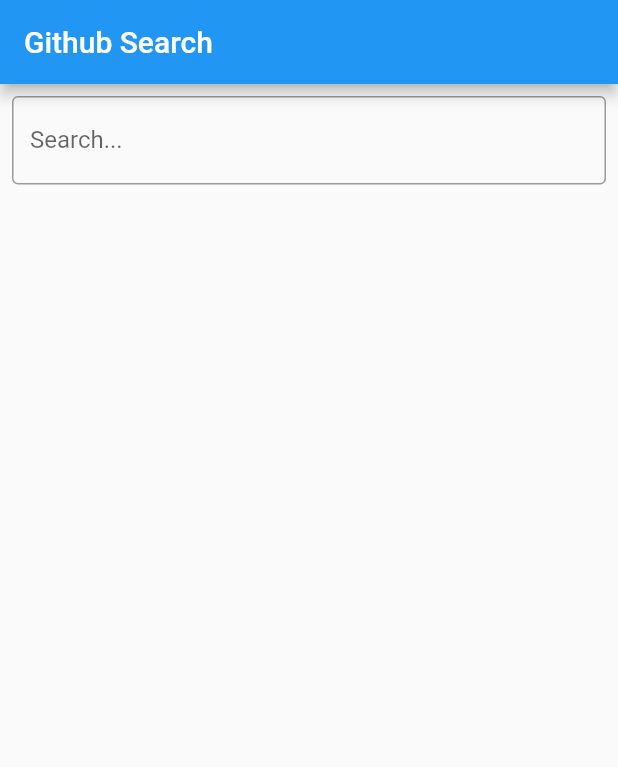
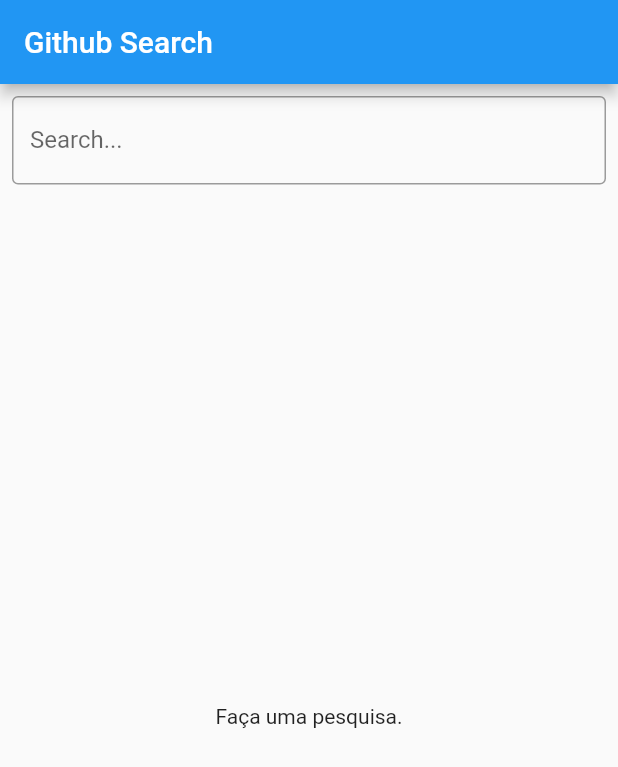
Before and after one commit to Zellner-dev/clean-arch-app, a Flutter app: the screen it shows after launch, on a phone screen of 412 x 824 dp. Shown: the top 767 px of the screen. Run offline on Flutter 3.47's test engine with Material 2 defaults, Android fonts, the light colour scheme and no system bars; our stand-ins replace dartz, dio, flutter_modular.

Commit message:
Melhoria referente a tela de visualização

```diff
--- a/lib/modules/search/infra/models/result_search_model.dart
+++ b/lib/modules/search/infra/models/result_search_model.dart
@@ -1,4 +1,3 @@
-// ignore_for_file: public_member_api_docs, sort_constructors_first
 import 'dart:convert';
 
 import 'package:flutterando_clean_arch/modules/search/domain/entities/result_search.dart';
--- a/lib/modules/search/presenter/result_provider.dart
+++ b/lib/modules/search/presenter/result_provider.dart
@@ -7,6 +7,7 @@
 class ResultSearchProvider with ChangeNotifier {
 
   final SearchByText usecase;
+  bool estadoInicial = true;
 
   ResultSearchProvider({required this.usecase});
 
@@ -18,7 +19,7 @@
       (l) => list = [],
       (r) => list = r
     );
-    log(list.length.toString());
+    estadoInicial = false;
     notifyListeners();
   }
 
--- a/lib/modules/search/presenter/search_page.dart
+++ b/lib/modules/search/presenter/search_page.dart
@@ -1,5 +1,3 @@
-import 'dart:developer';
-
 import 'package:flutter/material.dart';
 import 'package:flutterando_clean_arch/modules/search/presenter/result_provider.dart';
 import 'package:provider/provider.dart';
@@ -12,7 +10,6 @@
 }
 
 class _SearchPageState extends State<SearchPage> {
-
 
   @override
   void dispose() {
@@ -29,14 +26,12 @@
         title: const Text("Github Search"),
       ),
       body: Column(
+        crossAxisAlignment: CrossAxisAlignment.start,
         children: [
           Padding(
             padding: const EdgeInsets.all(8),
             child: TextField(
-              onSubmitted: (value) {
-                log("message");
-                provider.search(value);
-              },
+              onSubmitted: (value) => provider.search(value),
               keyboardType: TextInputType.text,
               decoration: const InputDecoration(
                 border: OutlineInputBorder(),
@@ -44,8 +39,32 @@
               ),
             ),
           ),
+          if(provider.list.isNotEmpty)
+            Padding(
+              padding: const EdgeInsets.only(left: 8),
+              child: Text(
+                "Resultados encontrados: ${provider.list.length}",
+                style: const TextStyle(
+                  fontWeight: FontWeight.bold
+                ),
+              ),
+            ),
+          if(provider.estadoInicial)
+            const Expanded(
+              child:  Center(
+                child: Text("Faça uma pesquisa."),
+              ),
+            )
+          else if(!provider.estadoInicial && provider.list.isEmpty)
+            const Expanded(
+              child: Center(
+                child: Text("Usuário não encontrado."),
+              ),
+            )
+          else
             Expanded(
               child: ListView.builder(
+                physics: const BouncingScrollPhysics(),
                 itemCount: provider.list.length,
                 itemBuilder: (context, index) {
                   final item = provider.list[index];
@@ -53,9 +72,7 @@
                     margin: EdgeInsets.only(
                       left: 8,
                       right: 8,
-                    top: index == 0
-                      ? 0
-                      : 8,
+                      top: 8,
                       bottom: index + 1 == provider.list.length
                         ? 8
                         : 0
```
Lines whose indentation alone changed are shown as unchanged.
